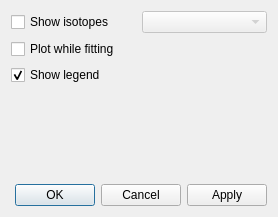
Above: qjabs/plotdialog.ui from JYU-IBA/jabs before the change. Below: the same form after it.
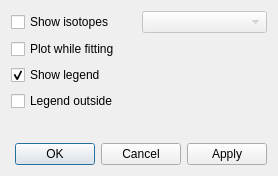
That is the form after the change.

Commit message: UI changes, spectrum plot legend can be moved outside.

Diff of the .ui file:
```diff
--- a/qjabs/plotdialog.ui
+++ b/qjabs/plotdialog.ui
@@ -7,7 +7,7 @@
     <x>0</x>
     <y>0</y>
     <width>278</width>
-    <height>217</height>
+    <height>176</height>
    </rect>
   </property>
   <property name="windowTitle">
@@ -51,6 +51,13 @@
        </property>
       </widget>
      </item>
+     <item>
+      <widget class="QCheckBox" name="legendOutsideCheckBox">
+       <property name="text">
+        <string>Legend outside</string>
+       </property>
+      </widget>
+     </item>
      <item>
       <spacer name="verticalSpacer">
        <property name="orientation">
```
Left out of the diff: 2 changed lines with no effect on the pictures. The commit also changes 6 other files.
